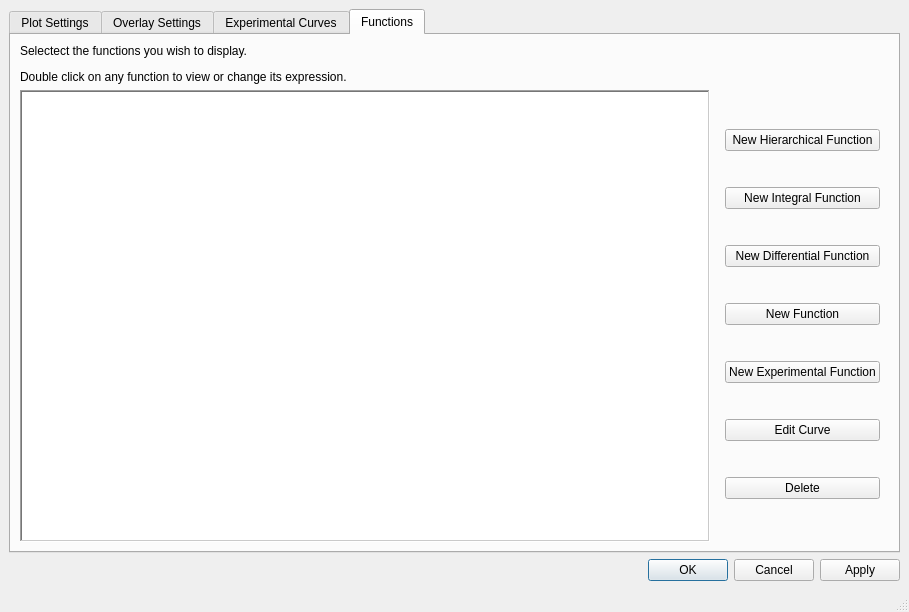
This is plotcontrolwindow.ui in arntanguy/STS-simulator as Qt 5 draws it before an edit. The edited form follows.
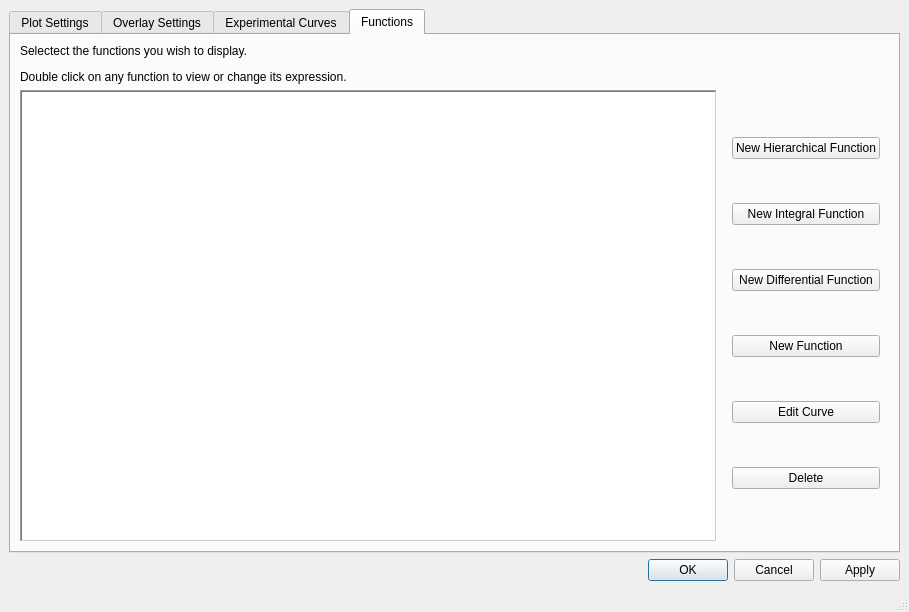
This is the edited form. Custom widgets are drawn as their Qt base class.

Commit message: DZ Interface++

Diff of the .ui file:
```diff
--- a/plotcontrolwindow.ui
+++ b/plotcontrolwindow.ui
@@ -391,7 +391,7 @@
              </property>
             </widget>
            </item>
-           <item row="5" column="0">
+           <item row="4" column="0">
             <widget class="QPushButton" name="functionEditCurve">
              <property name="text">
               <string>Edit Curve</string>
@@ -412,7 +412,7 @@
              </property>
             </widget>
            </item>
-           <item row="6" column="0">
+           <item row="5" column="0">
             <widget class="QPushButton" name="functionDelete">
              <property name="enabled">
               <bool>true</bool>
@@ -422,13 +422,6 @@
              </property>
             </widget>
            </item>
-           <item row="4" column="0">
-            <widget class="QPushButton" name="functionExperimentalNew">
-             <property name="text">
-              <string>New Experimental Function</string>
-             </property>
-            </widget>
-           </item>
           </layout>
          </widget>
         </item>
```
The commit also changes 5 other files.
